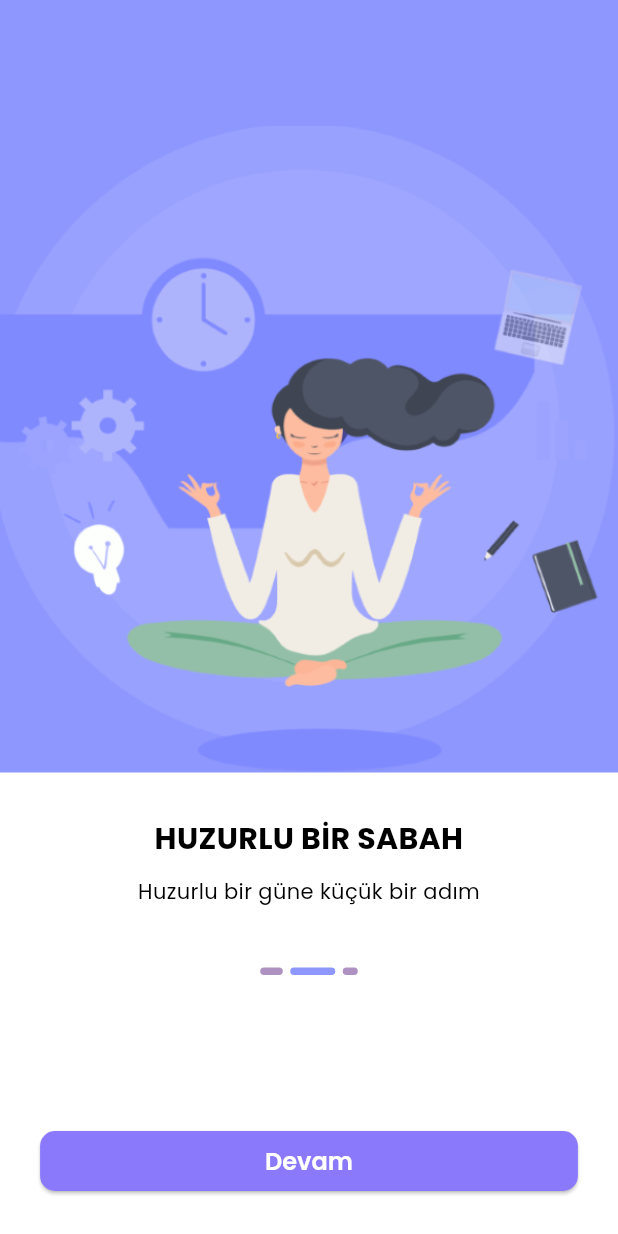
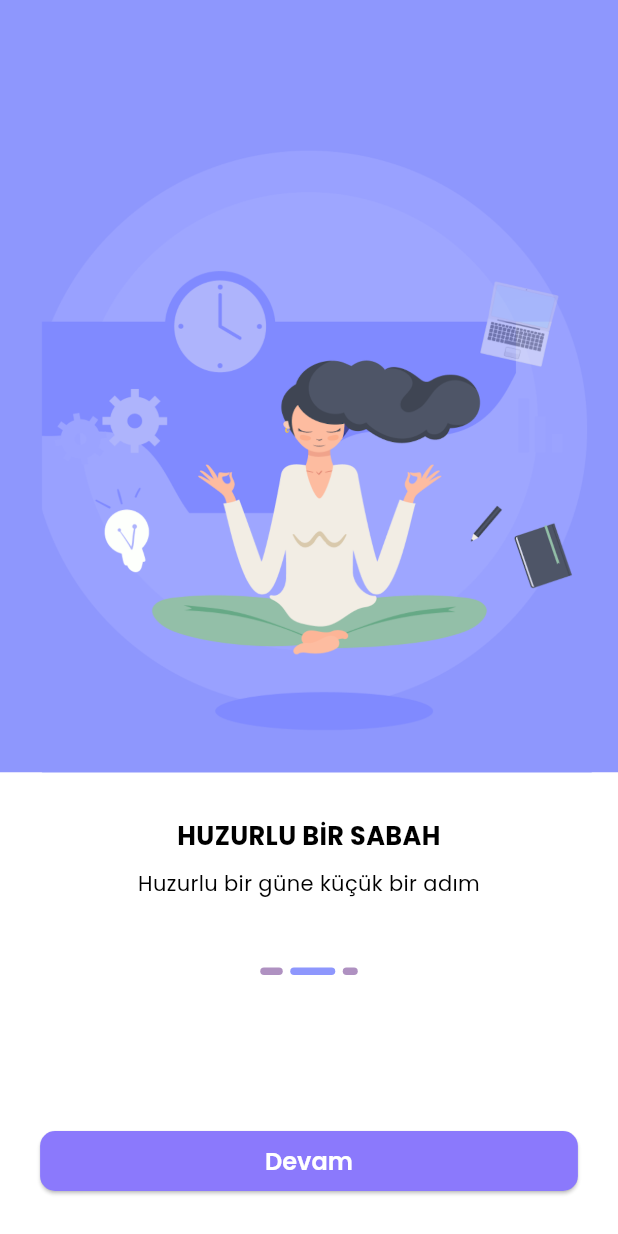
Before and after one commit to YunusEmreYildiz1/DengemGit, a Flutter app: the screen it shows after launch, after a tap on "Devam", on a phone screen of 412 x 824 dp. Run offline on Flutter 3.47's test engine with Material 3 defaults, Android fonts, the phone set to English and light mode, and no system bars; our stand-ins replace google_fonts.

Commit message:
introduction sayfaları için görsellerin editi yapıldı ve kalitesi arttırıldı. a54 için optimize edildi

```diff
--- a/lib/introduction.dart
+++ b/lib/introduction.dart
@@ -1,6 +1,7 @@
 import 'package:flutter/material.dart';
 import 'package:untitled6/ana_sayfa.dart';
 import 'package:google_fonts/google_fonts.dart';
+
 
 class Introduction extends StatefulWidget {
   const Introduction({super.key});
@@ -12,7 +13,7 @@ class Introduction extends StatefulWidget {
 }
 
 class _Introduction extends State<Introduction> {
-  String currentPicture = 'assets/images/rb.png';
+  String currentPicture = 'assets/images/ilksayfa1.png';
   String currentText1 = 'RAHAT BAŞLANGIÇ';
   String currentText2 = 'Güne rahat ve sakin başlangıç';
 
@@ -48,7 +49,7 @@ class _Introduction extends State<Introduction> {
   void changePageInfo() {
     if (pageNo == 1) {
       setState(() {
-        currentPicture = 'assets/images/hbs.png';
+        currentPicture = 'assets/images/ikincisayfa2.png';
         currentText1 = 'HUZURLU BİR SABAH';
         currentText2 = 'Huzurlu bir güne küçük bir adım';
         currentLarge = Container(
@@ -72,10 +73,9 @@ class _Introduction extends State<Introduction> {
 
     if (pageNo == 2) {
       setState(() {
-        currentPicture = 'assets/images/sbg.png';
+        currentPicture = 'assets/images/ucuncusayfa.png';
         currentText1 = 'STRESSİZ BİR GÜN';
-        currentText2 =
-        'Zihnini sakinleştirmek için meditasyonun huzur dolu dünyasına hoş geldin';
+        currentText2 = 'Zihnini sakinleştirmek için meditasyonun huzur dolu dünyasına hoş geldin';
         currentLarge = Container(
           width: 10,
           height: 5,
@@ -114,7 +114,7 @@ class _Introduction extends State<Introduction> {
   }
 
   @override
-  Widget build(context) {
+  Widget build(BuildContext context) {
     return Scaffold(
       body: Column(
         children: [
@@ -124,8 +124,13 @@ class _Introduction extends State<Introduction> {
               color: const Color.fromARGB(255, 142, 151, 253),
               child: Align(
                 alignment: Alignment.bottomCenter,
-                child: Image.asset(
-                  currentPicture,
+                child: Container(
+                  width: 500,
+                  height: 500,
+                  child: Image.asset(
+                    currentPicture,
+                    fit: BoxFit.cover,
+                  ),
                 ),
               ),
             ),
@@ -145,16 +150,19 @@ class _Introduction extends State<Introduction> {
                         Text(
                           currentText1,
                           style: GoogleFonts.poppins(
-                              color: Colors.black,
-                              fontSize: 20,
-                              fontWeight: FontWeight.bold),
+                            color: Colors.black,
+                            fontSize: 17,
+                            fontWeight: FontWeight.bold,
+                          ),
                           textAlign: TextAlign.center,
                         ),
                         const SizedBox(height: 10),
                         Text(
                           currentText2,
                           style: GoogleFonts.poppins(
-                              color: Colors.black, fontSize: 14),
+                            color: Colors.black,
+                            fontSize: 14,
+                          ),
                           textAlign: TextAlign.center,
                         ),
                       ],
@@ -169,7 +177,7 @@ class _Introduction extends State<Introduction> {
                         const SizedBox(width: 5),
                         currentMedium,
                         const SizedBox(width: 5),
-                        currentSmall
+                        currentSmall,
                       ],
                     ),
                   ),
@@ -180,14 +188,15 @@ class _Introduction extends State<Introduction> {
                       onPressed: changePageInfo,
                       style: ElevatedButton.styleFrom(
                         padding: const EdgeInsets.symmetric(horizontal: 150),
-                        backgroundColor:
-                        const Color.fromARGB(255, 139, 121, 252),
+                        backgroundColor: const Color.fromARGB(255, 139, 121, 252),
                         foregroundColor: Colors.white,
                         shape: RoundedRectangleBorder(
                           borderRadius: BorderRadius.circular(10),
                         ),
                         textStyle: GoogleFonts.poppins(
-                            fontSize: 20, fontWeight: FontWeight.w600),
+                          fontSize: 20,
+                          fontWeight: FontWeight.w600,
+                        ),
                       ),
                       child: const Text(
                         'Devam',
```
Also changed, not shown: assets/images/ikincisayfa.png (added), assets/images/ikincisayfa1.png (added), assets/images/ikincisayfa2.jpg (added), assets/images/ikincisayfa2.png (added), assets/images/ilksayfa.png (added), assets/images/ilksayfa1.png (added), assets/images/ucuncusayfa.png (added).
